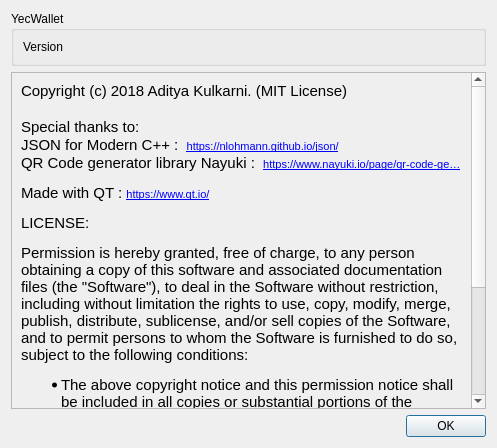
Before: the Qt Designer form src/about.ui in ycashfoundation/yecwallet, drawn with Qt 5.
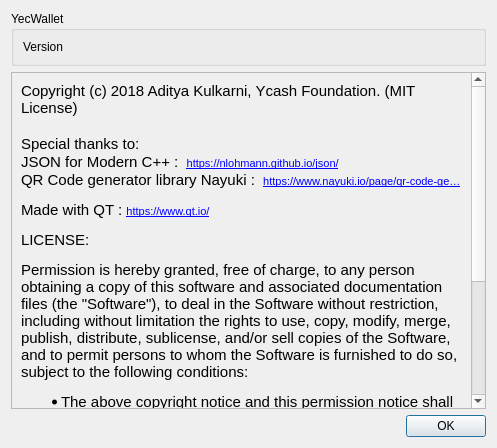
After: the same form once the commit is applied.

What changed in the file:
```diff
--- a/src/about.ui
+++ b/src/about.ui
@@ -52,7 +52,7 @@
 &lt;html&gt;&lt;head&gt;&lt;meta name=&quot;qrichtext&quot; content=&quot;1&quot; /&gt;&lt;style type=&quot;text/css&quot;&gt;
 p, li { white-space: pre-wrap; }
 &lt;/style&gt;&lt;/head&gt;&lt;body style=&quot; font-family:'MS Shell Dlg 2'; font-size:8.1pt; font-weight:400; font-style:normal;&quot;&gt;
-&lt;p style=&quot; margin-top:0px; margin-bottom:0px; margin-left:0px; margin-right:0px; -qt-block-indent:0; text-indent:0px;&quot;&gt;&lt;span style=&quot; font-family:'Ubuntu'; font-size:11pt;&quot;&gt;Copyright (c) 2018 Aditya Kulkarni. (MIT License)&lt;/span&gt;&lt;/p&gt;
+&lt;p style=&quot; margin-top:0px; margin-bottom:0px; margin-left:0px; margin-right:0px; -qt-block-indent:0; text-indent:0px;&quot;&gt;&lt;span style=&quot; font-family:'Ubuntu'; font-size:11pt;&quot;&gt;Copyright (c) 2018 Aditya Kulkarni, Ycash Foundation. (MIT License)&lt;/span&gt;&lt;/p&gt;
 &lt;p style=&quot;-qt-paragraph-type:empty; margin-top:0px; margin-bottom:0px; margin-left:0px; margin-right:0px; -qt-block-indent:0; text-indent:0px; font-family:'Ubuntu'; font-size:11pt;&quot;&gt;&lt;br /&gt;&lt;/p&gt;
 &lt;p style=&quot; margin-top:0px; margin-bottom:0px; margin-left:0px; margin-right:0px; -qt-block-indent:0; text-indent:0px;&quot;&gt;&lt;span style=&quot; font-family:'Ubuntu'; font-size:11pt;&quot;&gt;Special thanks to:&lt;/span&gt;&lt;/p&gt;
 &lt;p style=&quot; margin-top:0px; margin-bottom:0px; margin-left:0px; margin-right:0px; -qt-block-indent:0; text-indent:0px;&quot;&gt;&lt;span style=&quot; font-family:'Ubuntu'; font-size:11pt;&quot;&gt;JSON for Modern C++ :  &lt;/span&gt;&lt;a href=&quot;https://nlohmann.github.io/json/&quot;&gt;&lt;span style=&quot; font-size:8pt; text-decoration: underline; color:#0000ff;&quot;&gt;https://nlohmann.github.io/json/&lt;/span&gt;&lt;/a&gt;&lt;/p&gt;
```
